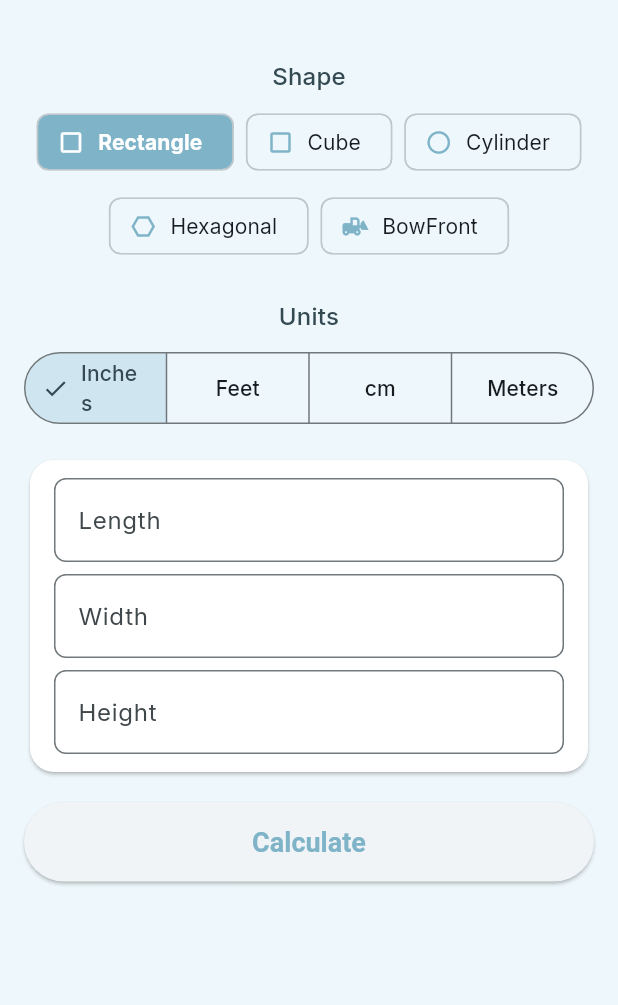
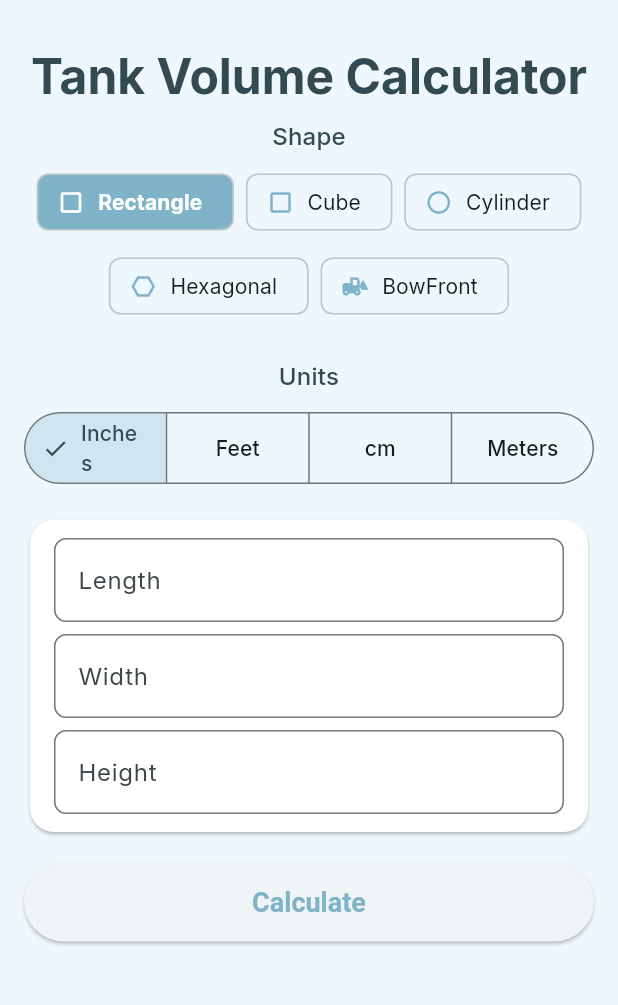
Before and after one commit to TheRealFalseReality/Aquarium-AI, a Flutter app: the TankVolumeCalculator screen opened by its route, on a phone screen of 412 x 824 dp, the part 98-1103 px from its top. Run offline on Flutter 3.47's test engine with Material 3 defaults, Android fonts, the light colour scheme and no system bars; our stand-ins replace google_fonts, package_info_plus, shared_preferences; accounts and stored records are empty.

Commit message:
Update tank_volume_calculator.dart

```diff
--- a/lib/screens/tank_volume_calculator.dart
+++ b/lib/screens/tank_volume_calculator.dart
@@ -142,6 +142,14 @@ class _TankVolumeCalculatorState extends State<TankVolumeCalculator> {
       child: ListView(
         padding: const EdgeInsets.all(16.0),
         children: [
+          Text(
+            'Tank Volume Calculator',
+            style: Theme.of(context)
+                .textTheme
+                .headlineLarge
+                ?.copyWith(fontWeight: FontWeight.bold),
+            textAlign: TextAlign.center,
+          ),
           // --- SHAPE SELECTOR ---
           _buildSectionTitle(context, 'Shape'),
           Wrap(
```
